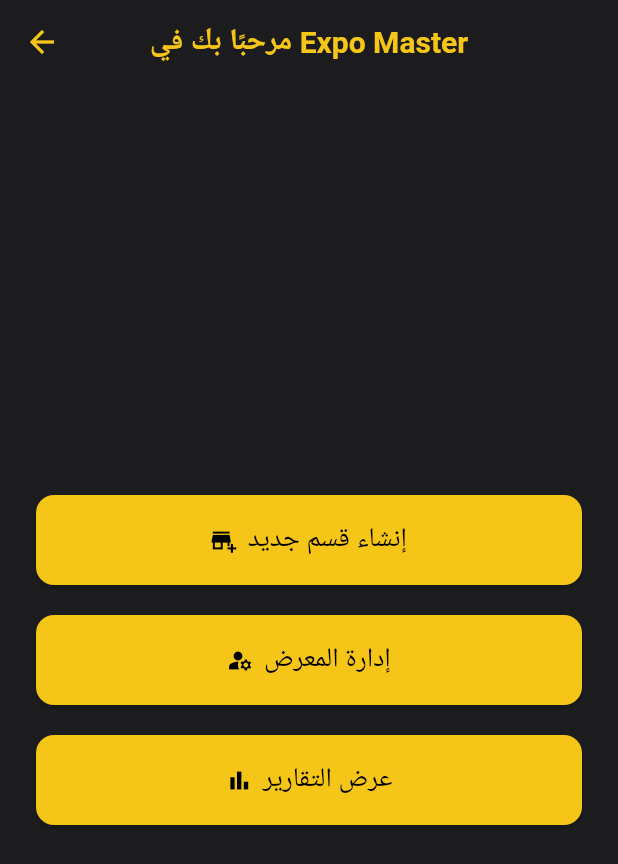
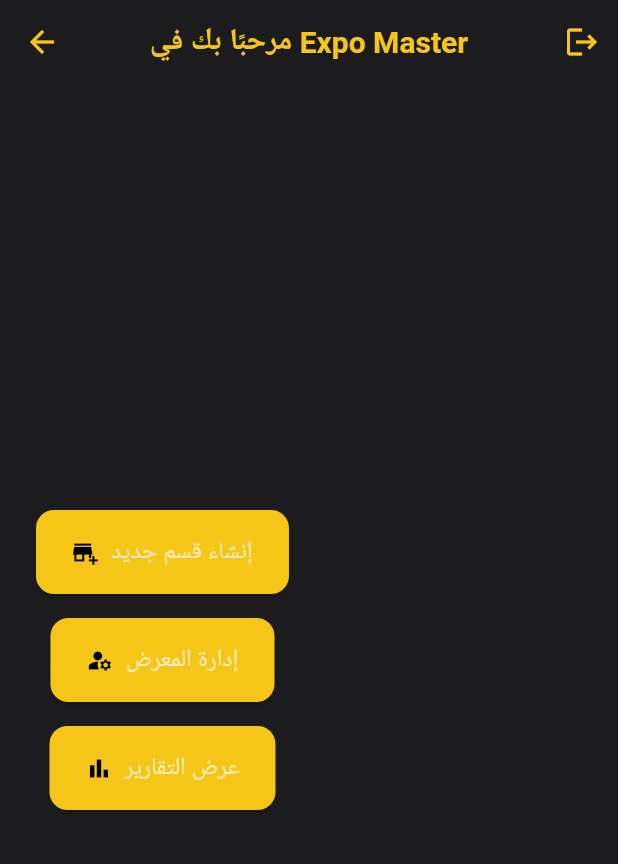
Before and after one commit to Fayezdarwish/expo_master, a Flutter app: the WelcomeScreen screen opened directly, on a phone screen of 412 x 824 dp. Shown: the top 864 px of the screen. Run offline on Flutter 3.47's test engine with Material 3 defaults, Android fonts, the light colour scheme and no system bars; our stand-ins replace dio, shared_preferences; accounts and stored records are empty.

Commit message:
finish sprint 4

```diff
--- a/lib/Features/welcome/welcome_screen.dart
+++ b/lib/Features/welcome/welcome_screen.dart
@@ -1,4 +1,5 @@
 import 'package:flutter/material.dart';
+import '../../screens_login_and_registar/logout_helper.dart';
 import '../auth/sinup_screen_for_manger_section.dart';
 import '../department/create_department_screen.dart';
 
@@ -13,6 +14,13 @@ class WelcomeScreen extends StatelessWidget {
       appBar: AppBar(
         title: const Text('مرحبًا بك في Expo Master'),
         centerTitle: true,
+        actions: [
+          IconButton(
+            icon: const Icon(Icons.logout),
+            tooltip: 'تسجيل الخروج',
+            onPressed: () => LogoutHelper.logoutUser(context),
+          ),
+        ],
       ),
       body: Padding(
         padding: const EdgeInsets.all(24.0),
@@ -20,16 +28,14 @@ class WelcomeScreen extends StatelessWidget {
           mainAxisAlignment: MainAxisAlignment.center,
           children: [
             ElevatedButton.icon(
-              style: ElevatedButton.styleFrom(
-                minimumSize: const Size(double.infinity, 60),
-                textStyle: const TextStyle(fontSize: 18),
-              ),
               onPressed: () async {
-                final managerId = await Navigator.push(
+                // ➕ افتح شاشة تسجيل مدير القسم أولاً
+                final managerId = await Navigator.push<int>(
                   context,
                   MaterialPageRoute(builder: (context) => const SignUpManagerScreen()),
                 );
 
+                // ✅ إذا تم الإرجاع بنجاح انتقل لإنشاء القسم
                 if (managerId != null) {
                   Navigator.push(
                     context,
@@ -40,37 +46,34 @@ class WelcomeScreen extends StatelessWidget {
                 }
               },
               icon: const Icon(Icons.add_business),
-              label: const Text('إنشاء قسم جديد'),
+              label: Text('إنشاء قسم جديد', style: textTheme.bodyMedium),
+              style: ElevatedButton.styleFrom(
+                padding: const EdgeInsets.symmetric(vertical: 16, horizontal: 24),
+              ),
             ),
-            const SizedBox(height: 20),
+            const SizedBox(height: 16),
 
             ElevatedButton.icon(
-              style: ElevatedButton.styleFrom(
-                minimumSize: const Size(double.infinity, 60),
-                textStyle: const TextStyle(fontSize: 18),
-              ),
               onPressed: () {
-                ScaffoldMessenger.of(context).showSnackBar(
-                  const SnackBar(content: Text('انتقال إلى إدارة المعرض')),
-                );
+                // 🛠 توجيه لواجهة إدارة المعرض لاحقًا
               },
               icon: const Icon(Icons.manage_accounts),
-              label: const Text('إدارة المعرض'),
+              label: Text('إدارة المعرض', style: textTheme.bodyMedium),
+              style: ElevatedButton.styleFrom(
+                padding: const EdgeInsets.symmetric(vertical: 16, horizontal: 24),
+              ),
             ),
-            const SizedBox(height: 20),
+            const SizedBox(height: 16),
 
             ElevatedButton.icon(
-              style: ElevatedButton.styleFrom(
-                minimumSize: const Size(double.infinity, 60),
-                textStyle: const TextStyle(fontSize: 18),
-              ),
               onPressed: () {
-                ScaffoldMessenger.of(context).showSnackBar(
-                  const SnackBar(content: Text('انتقال إلى عرض التقارير')),
-                );
+                // 📊 توجيه لواجهة عرض التقارير لاحقًا
               },
               icon: const Icon(Icons.bar_chart),
-              label: const Text('عرض التقارير'),
+              label: Text('عرض التقارير', style: textTheme.bodyMedium),
+              style: ElevatedButton.styleFrom(
+                padding: const EdgeInsets.symmetric(vertical: 16, horizontal: 24),
+              ),
             ),
           ],
         ),
--- a/lib/constants/api_constants.dart
+++ b/lib/constants/api_constants.dart
@@ -1 +1 @@
-final String baseUrl = 'http://192.168.66.153:3000'; // استخدم الـ IP
+final String baseUrl = 'http://192.168.11.153:3000';
--- a/lib/screens_login_and_registar/login_screen.dart
+++ b/lib/screens_login_and_registar/login_screen.dart
@@ -1,7 +1,5 @@
 import 'package:expo_master/screens_login_and_registar/register_screen.dart';
 import 'package:flutter/material.dart';
-
-import 'package:expo_master/services/token_storage.dart';
 import '../visitor/api/visitor_api.dart';
 
 class LoginScreen extends StatefulWidget {
```
Also changed, not shown: lib/Features/auth/sinup_screen_for_manger_section.dart (+8 -0 lines), lib/main.dart (+12 -4 lines), lib/screens_login_and_registar/logout_helper.dart (added, +12 -0 lines), lib/services/token_storage.dart (+7 -4 lines), lib/visitor/api/visitor_api.dart (+31 -14 lines).
